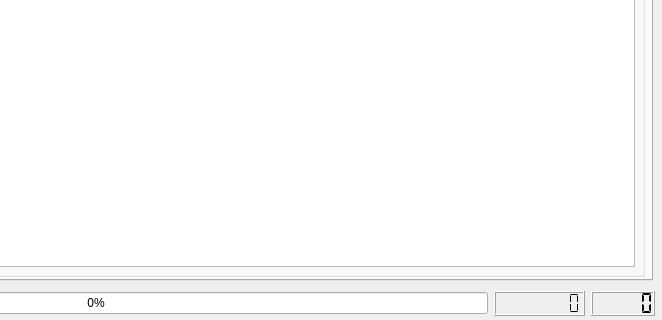
Qt form src/UFT_GUI/UFT_Ui.ui (hardanimal/Garnet) before a commit; both pictures show x 308 to 970 and y 450 to 770 of the 970 by 770 pixel window.
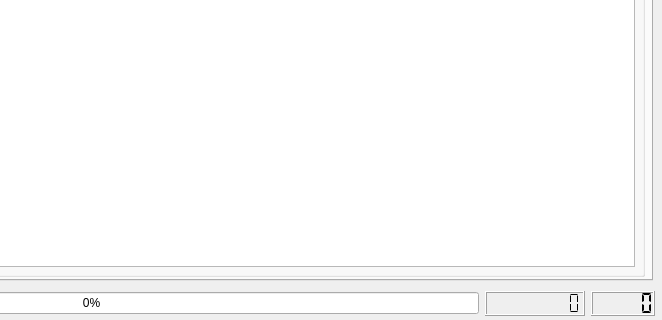
The same form after that commit.

Commit message: minor adjust character size.

What changed in the file:
```diff
--- a/src/UFT_GUI/UFT_Ui.ui
+++ b/src/UFT_GUI/UFT_Ui.ui
@@ -4325,7 +4325,7 @@
        <bool>false</bool>
       </property>
       <property name="numDigits">
-       <number>8</number>
+       <number>9</number>
       </property>
       <property name="segmentStyle">
        <enum>QLCDNumber::Flat</enum>
```
The commit also changes 1 other file.
